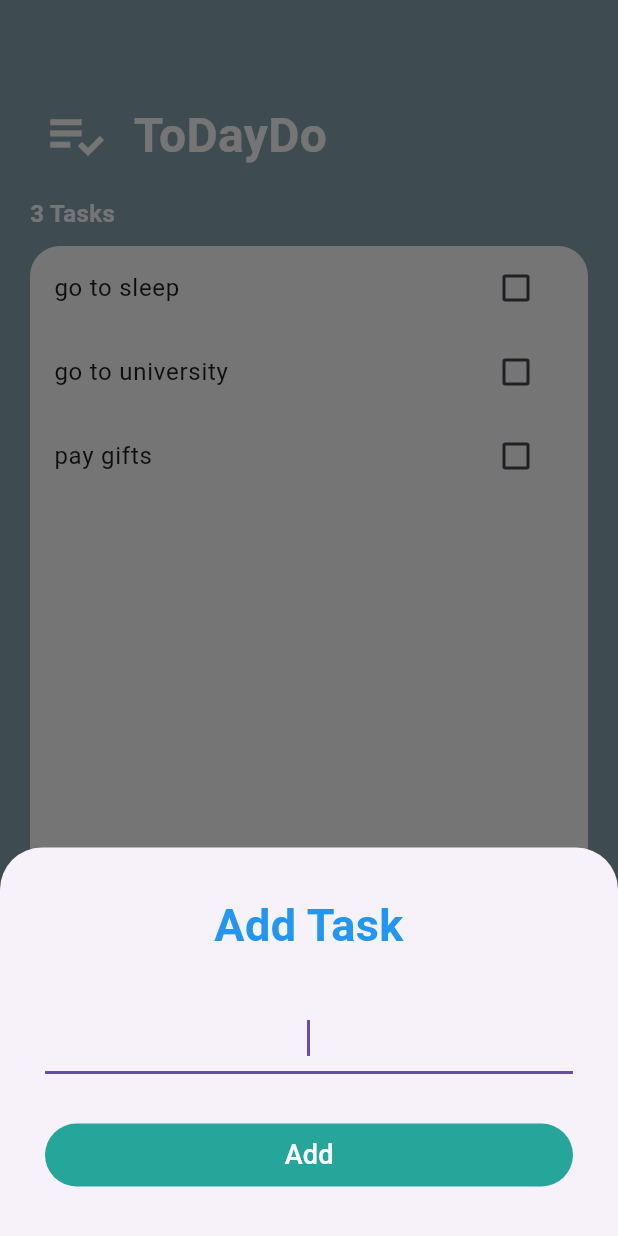
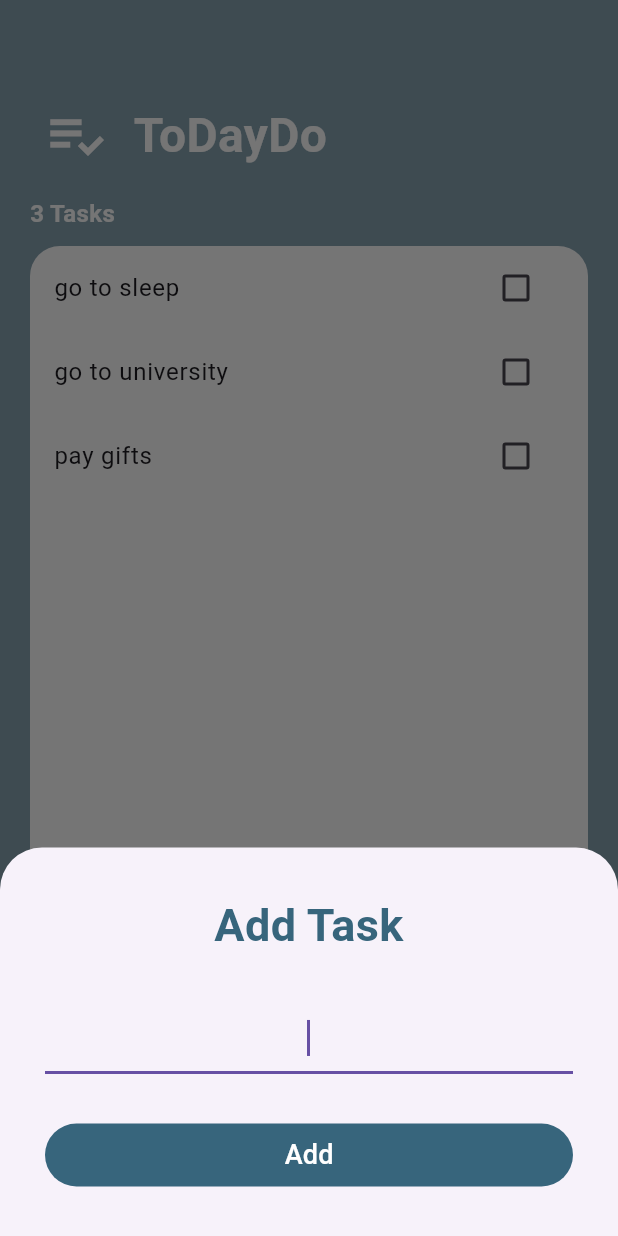
Before and after one commit to Moha2001hassan/ToDayDo, a Flutter app: the screen it shows after launch, after a tap on the "add" icon, on a phone screen of 412 x 824 dp. Run offline on Flutter 3.47's test engine with Material 3 defaults, Android fonts, the phone set to English and light mode, and no system bars.

Commit message:
updateTask

```diff
--- a/lib/models/task_data.dart
+++ b/lib/models/task_data.dart
@@ -12,4 +12,9 @@ class TaskData extends ChangeNotifier {
     tasks.add(Task(name: newTaskTitle));
     notifyListeners();
   }
+
+  void updateTask(Task task) {
+    task.doneChanged();
+    notifyListeners();
+  }
 }
--- a/lib/screens/add_task_screen.dart
+++ b/lib/screens/add_task_screen.dart
@@ -20,7 +20,7 @@ class AddTaskScreen extends StatelessWidget {
             textAlign: TextAlign.center,
             style: TextStyle(
               fontSize: 30,
-              color: Colors.blue,
+              color: Color(0xff37657c),
               fontWeight: FontWeight.bold,
             ),
           ),
@@ -38,7 +38,7 @@ class AddTaskScreen extends StatelessWidget {
               Provider.of<TaskData>(context,listen: false).addTask(newTaskTitle!);
               Navigator.pop(context);
             },
-            style: TextButton.styleFrom(backgroundColor: Colors.teal[400]),
+            style: TextButton.styleFrom(backgroundColor: const Color(0xff37657c)),
             child: const Text("Add",
                 style: TextStyle(color: Colors.white, fontSize: 18)),
           )
--- a/lib/widgets/task_tile.dart
+++ b/lib/widgets/task_tile.dart
@@ -16,7 +16,7 @@ class TaskTile extends StatelessWidget {
               decoration: isChecked ? TextDecoration.lineThrough : null),
         ),
         trailing: Checkbox(
-          activeColor: Colors.teal[400],
+          activeColor: const Color(0xff37657c),
           value: isChecked,
           onChanged: checkBoxChange,
         ));
--- a/lib/widgets/tasks_list.dart
+++ b/lib/widgets/tasks_list.dart
@@ -17,9 +17,7 @@ class TasksList extends StatelessWidget {
                 taskTitle: taskData.tasks[index].name,
                 isChecked: taskData.tasks[index].isDone,
                 checkBoxChange: (newValue) {
-                  // setState(() {
-                  //   widget.tasks[index].doneChanged();
-                  // });
+                  taskData.updateTask(taskData.tasks[index]);
                 });
           },
         );
```
